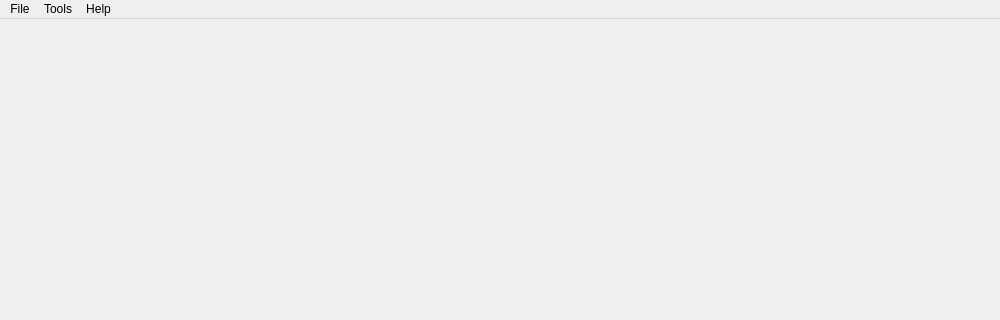
This is ui/mainwindow.ui in PtaxLaine/fluedit as Qt 5 draws it before an edit; both pictures show x 0 to 1000 and y 0 to 320 of the 1000 by 770 pixel window. The edited form follows.
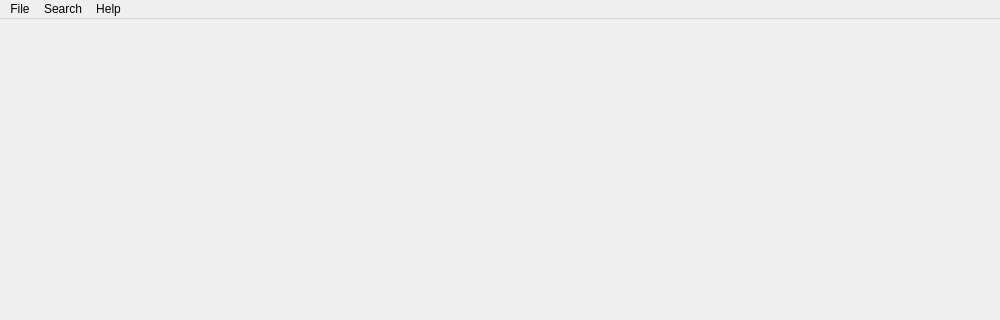
This is the edited form. Icons and pictures are not drawn.

The edit to the form file:
```diff
--- a/ui/mainwindow.ui
+++ b/ui/mainwindow.ui
@@ -85,16 +85,16 @@
     <addaction name="actionWiki"/>
     <addaction name="menuOther"/>
    </widget>
-   <widget class="QMenu" name="menuTools">
+   <widget class="QMenu" name="menuSearch">
     <property name="title">
-     <string>Tools</string>
+     <string>Search</string>
     </property>
     <addaction name="actionFind_message_id"/>
     <addaction name="actionFind_message"/>
     <addaction name="actionFindNext"/>
    </widget>
    <addaction name="menuOpen"/>
-   <addaction name="menuTools"/>
+   <addaction name="menuSearch"/>
    <addaction name="menuHelp"/>
   </widget>
   <widget class="QStatusBar" name="statusbar"/>
```
Left out of the diff: 102 changed lines with no effect on the pictures.
